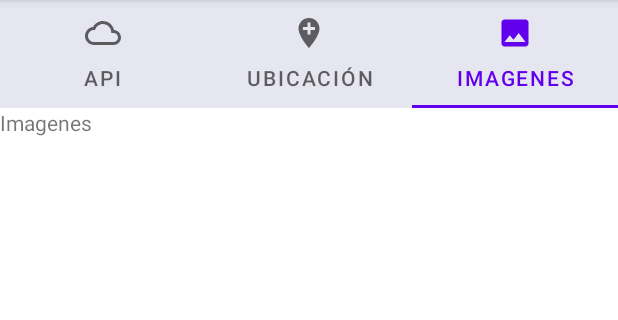
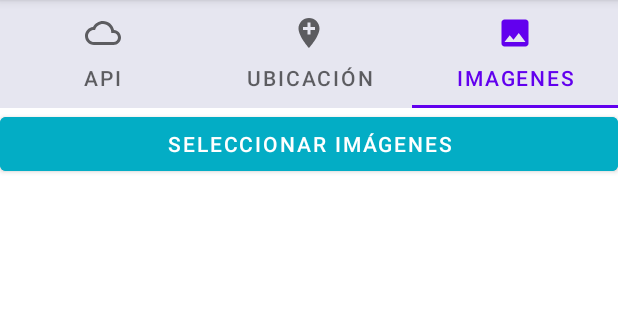
Before and after one commit to IsraelAbielRC/MiExamen, an Android app: the screen it shows after launch (tab), tab 3 chosen, on a phone screen of 412 x 824 dp, the part 84-404 px from its top. Run offline under Robolectric (Android 15) with nearby library versions, the phone set to English and light mode, and no system bars.

Commit message:
Seleccionar Imagenes

```diff
--- a/app/src/main/java/com/abiel/abiel/MainActivity.java
+++ b/app/src/main/java/com/abiel/abiel/MainActivity.java
@@ -12,6 +12,7 @@ import com.google.android.material.tabs.TabLayout;
 
 public class MainActivity extends AppCompatActivity {
 
+
     @Override
     protected void onCreate(Bundle savedInstanceState) {
         super.onCreate(savedInstanceState);
--- a/app/src/main/res/layout/fragment_imagenes.xml
+++ b/app/src/main/res/layout/fragment_imagenes.xml
@@ -4,9 +4,25 @@
     android:layout_width="match_parent"
     android:layout_height="match_parent"
     tools:context=".Controller.imagenes">
-    <TextView
+    <LinearLayout
         android:layout_width="match_parent"
-        android:layout_height="match_parent"
-        android:text="Imagenes" />
-
+        android:layout_height="wrap_content"
+        android:orientation="vertical">
+        <Button
+            android:id="@+id/btnGaleria"
+            android:layout_width="match_parent"
+            android:layout_height="wrap_content"
+            android:text="@string/btnGalaria"
+            android:backgroundTint="@color/btnColor"
+            />
+        <GridView
+            android:id="@+id/gvColeccion"
+            android:layout_width="match_parent"
+            android:layout_height="match_parent"
+            android:columnWidth="100dp"
+            android:horizontalSpacing="5dp"
+            android:numColumns="3"
+            android:verticalSpacing="5dp"
+            />
+    </LinearLayout>
 </FrameLayout>
--- a/app/src/main/res/values/colors.xml
+++ b/app/src/main/res/values/colors.xml
@@ -8,4 +8,5 @@
     <color name="black">#FF000000</color>
     <color name="white">#FFFFFFFF</color>
     <color name="TabsColor">#E6E6F0</color>
+    <color name="btnColor">#03ADC5</color>
 </resources>
--- a/app/src/main/res/values/strings.xml
+++ b/app/src/main/res/values/strings.xml
@@ -2,4 +2,5 @@
     <string name="app_name">Abiel</string>
     <!-- TODO: Remove or change this placeholder text -->
     <string name="hello_blank_fragment">Hello blank fragment</string>
+    <string name="btnGalaria">Seleccionar Imágenes</string>
 </resources>
```
Also changed, not shown: app/src/main/java/com/abiel/abiel/Controller/GridViewAdapter.java (added, +59 -0 lines), app/src/main/java/com/abiel/abiel/Controller/imagenes.java (+60 -29 lines), app/src/main/java/com/abiel/abiel/tab.java (+16 -0 lines), app/src/main/res/drawable-anydpi/ic_delete.xml (added, +11 -0 lines), app/src/main/res/layout/itemimagenes.xml (added, +24 -0 lines), app/src/main/res/drawable-hdpi/ic_delete.png (added), app/src/main/res/drawable-mdpi/ic_delete.png (added), app/src/main/res/drawable-xhdpi/ic_delete.png (added), app/src/main/res/drawable-xxhdpi/ic_delete.png (added).
